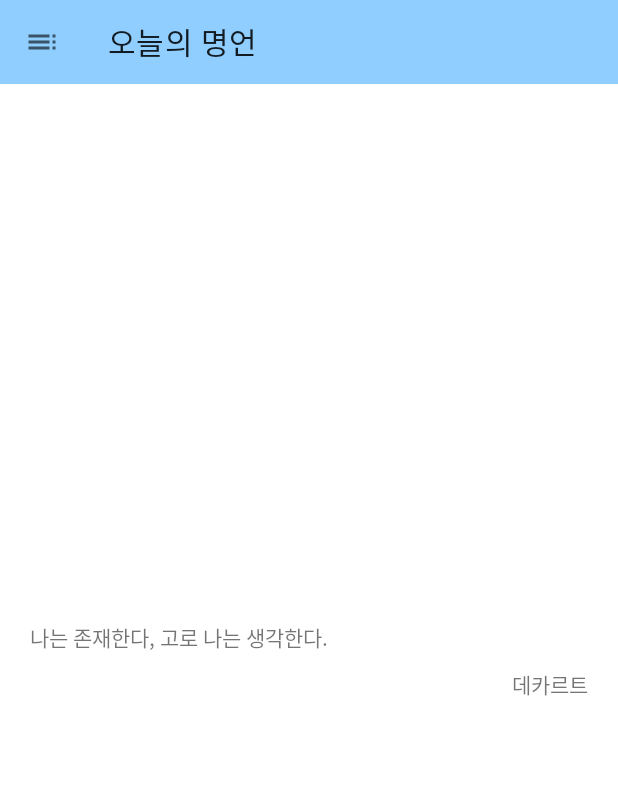
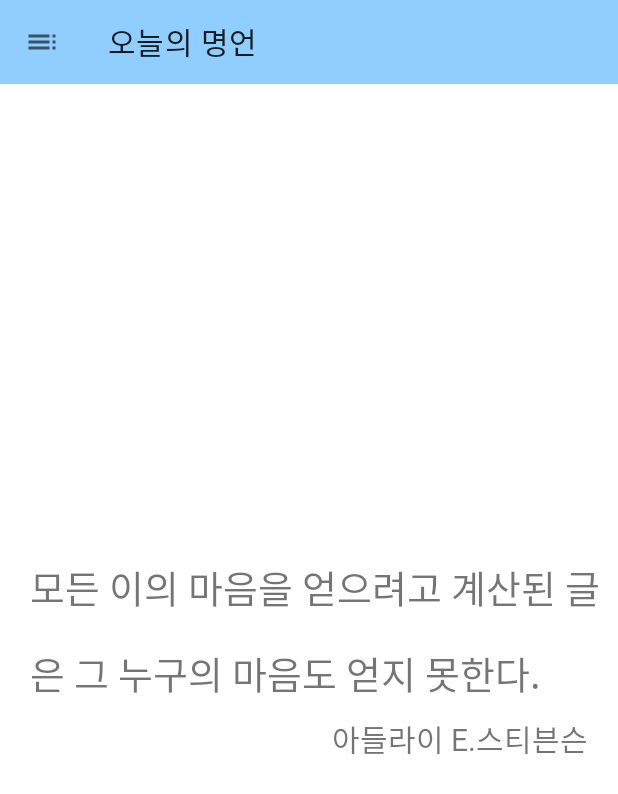
Before and after one commit to Young-Seok-Kim/Today-Verse, an Android app: the screen it shows after launch (MainActivity), on a phone screen of 412 x 824 dp. Shown: the top 794 px of the screen. Run offline under Robolectric (Android 15) with nearby library versions, the phone set to English and light mode, and no system bars.

Commit message:
명언 추가 및 폰트 추가

```diff
--- a/app/build.gradle
+++ b/app/build.gradle
@@ -9,7 +9,7 @@ android {
     defaultConfig {
         applicationId "com.youngs.todayverse"
         minSdk 28
-        targetSdk 33
+        targetSdk 32
         versionCode 1
         versionName "1.0"
 
@@ -37,8 +37,8 @@ android {
 
 dependencies {
     implementation 'com.android.support.constraint:constraint-layout:2.0.4'
-    implementation 'androidx.appcompat:appcompat:1.7.0-alpha01'
-    implementation 'androidx.core:core-ktx:1.9.0'
+    implementation 'androidx.appcompat:appcompat:1.6.0-alpha01'
+    implementation 'androidx.core:core-ktx:1.8.0'
     implementation 'androidx.appcompat:appcompat:1.5.1'
     implementation 'com.google.android.material:material:1.7.0'
     implementation 'androidx.constraintlayout:constraintlayout:2.1.4'
--- a/app/src/main/java/com/youngs/database/ConnectDB.kt
+++ b/app/src/main/java/com/youngs/database/ConnectDB.kt
@@ -92,8 +92,6 @@ object ConnectDB {
         return verseModel
     }
 
-
-
     fun DBDrop() {
         val dbFile = File(DB_FULLPATH)
         if (dbFile.delete()) {
--- a/app/src/main/java/com/youngs/database/ProductDBHelper.kt
+++ b/app/src/main/java/com/youngs/database/ProductDBHelper.kt
@@ -8,11 +8,94 @@ import android.database.sqlite.SQLiteOpenHelper
 
 class ProductDBHelper (context: Context?,version : Int) : SQLiteOpenHelper(context, "todayVerse.db", null, version) {
 
+    // 앱을 배포할때 이미 값들을 넣어주고 배포를 하므로 따로 insert를 신경쓸 필요는 없는듯?
+
     override fun onCreate(db: SQLiteDatabase) {
-        // TODO Auto-generated method stub
+            insertVerse(db,"볼드윈","인생에 뜻을 세우는데 적당한 때는 없다.")
+            insertVerse(db,"하버트 개서","실패는 잊어라, 하지만 그것이 준 교훈은 절대 잊으면 안 된다.")
+            insertVerse(db,"윌리엄 제임스","우리는 행복하기 때문에 웃는 게 아니라, 웃기 때문에 행복하다.")
+            insertVerse(db,"오스카 와일드","너 자신이 돼라. 다른 사람은 이미 있으니까.")
+            insertVerse(db,"작자 미상","세상에 공짜는 없다.")
+            insertVerse(db,"작자 미상","또 후회한들 무엇하랴.")
+            insertVerse(db,"찰리 채플린","인생은 가까이서 보면 비극, 멀리서 보면 희극이다.")
+            insertVerse(db,"J. 하비스","승자는 시간을 관리하며 살고 패자는 시간에 끌려 산다.")
+            insertVerse(db,"나딘 스테어","인생을 다시 산다면 다음번에는 더 많은 실수를 저지르리라.")
+            insertVerse(db,"P.시루스","최고에 도달하려면 최저에서 시작해라.")
+            insertVerse(db,"애드워즈 데밍","배움은 의무도, 생존도 아니다.")
+            insertVerse(db,"칭기즈칸","행동의 가치는 그 행동을 끝까지 이루는 데 있다.")
+            insertVerse(db,"기시미 이치로","아무것도 하지 않으면 아무일도 일어나지 않는다.")
+            insertVerse(db,"론 무어","일단 시작해라. 나중에 완벽해지면 된다.")
+            insertVerse(db,"헤라클레이토스","인격은 그 사람의 운명이다.")
+            insertVerse(db,"베이컨","아는 것이 힘이다.")
+            insertVerse(db,"작자미상","자나깨나 말조심")
+            insertVerse(db,"박명수","참을 인 세번이면 호구다.")
+            insertVerse(db,"셸리","겨울이 오면 봄이 멀지 않으리")
+            insertVerse(db,"나폴레옹","내 비장의 무기는 아직 손 안에 있다. 그것은 희망이다.")
+            insertVerse(db,"아들라이 E.스티븐슨","모든 이의 마음을 얻으려고 계산된 글은 그 누구의 마음도 얻지 못한다.")
+            insertVerse(db,"스티븐 코비","가장 큰 위험은 위험 없는 삶이다.")
+            insertVerse(db,"벤자민 프랭클린","오늘 할 수 있는 일을 내일로 미루지 마라.")
+            insertVerse(db,"워랜 버핏","위험은 자신이 무엇을 하는지 모르는데서 온다.")
+            insertVerse(db,"니체","모든 사람들로부터 사랑받지 않아도 된다.")
+            insertVerse(db,"작자 미상","겉모습에 속지 마라")
+            insertVerse(db,"작자 미상","망설이면 두려움만 커진다.")
+            insertVerse(db,"작자 미상","우리 자신에게 실패를 허락하는 것이 성공을 허락하는 것이다.")
+            insertVerse(db,"작자 미상","미래를 만드는 건 현재다.")
+            insertVerse(db,"엘릭스 코브","못하는 일에 초점 맞추기를 그만하면 자기가 어떤 일을 할 수 있는지 알고 놀라게 될 것이다.")
+            insertVerse(db,"아이스 킬로스","글은 병든 마음 고치는 의사다")
+            insertVerse(db,"카토","인내가 최상의 미덕이다.")
+            insertVerse(db,"작자 미상","웃는자에게 복이 온다.")
+            insertVerse(db,"작자 미상","수학은 정답이 있지만 인생은 정답이 없더라.")
+            insertVerse(db,"작자 미상","익숙함을 당연하게 생각하지 마세요.")
+            insertVerse(db,"작자 미상","그리움과 분노는 한 끗 차이")
+            insertVerse(db,"윌리엄 제임스","삶이 가치가 있다고 믿어라. \n그러면 그 믿음은 현실이 될 것이다.")
+            insertVerse(db,"에머슨","가난은 가난하다고 느끼는 곳에 존재한다.")
+            insertVerse(db,"로버트 엘리엇","피할 수 없으면 즐겨라.")
+            insertVerse(db,"작자 미상","계단을 밟아야 계단 위에 올라 설 수 있다.")
+            insertVerse(db,"허버드","행복은 습관이다.")
+            insertVerse(db,"다이앤 프롤로그","인생은 위험의 연속이다.")
+            insertVerse(db,"에리카 종","아무런 위험을 감수하지 않는다면, 더 큰 위험을 감수하게 될 것이다.")
+            insertVerse(db,"작자 미상","진흙 속에서 피는 꽃")
+            insertVerse(db,"나폴레옹","훌륭한 사람과 어리석은 사람의 차이는 불과 한 걸음 차이다.")
+            insertVerse(db,"볼테르","사람들은 할 말이 없으면 욕을한다.")
+            insertVerse(db,"도교","정해진 것은 아무것도 없다. 정해진 운명 또한 없다.")
+            insertVerse(db,"F.쉴러","너의 운명의 별은 너의 마음속에 있다.")
+            insertVerse(db,"샬 루스트","같은 것을 놓고 좋아하고 싫어하는것, 그것이 바로 진정한 우정이다.")
+            insertVerse(db,"호라티우스","당신의 하루하루를 당신의 마지막 날이라고 생각하라.")
+            insertVerse(db,"데모스테네스","작은 기회로부터 위대한 업적이 시작된다.")
+            insertVerse(db,"아인슈타인","인생은 자전거를 타는 것과 같다. 쓰러지지 않으려면 뛰어야 한다.")
+            insertVerse(db,"마거릿 미드","미래는 지금이다.")
+            insertVerse(db,"트루먼 카포티","실패는 성공을 돋보이게 하는 조미료")
+            insertVerse(db,"말콤 포브스","실패로부터 배울 수 있다면 그 실패는 성공이다.")
+            insertVerse(db,"모차르트","꿈을 꾸기에 인생은 빛난다.")
+            insertVerse(db,"작자 미상","젊은이는 소망으로 살고, 노인은 추억으로 산다.")
+            insertVerse(db,"작자 미상","길을 잃는다는 것은 곧, 길을 알게 되는 것이다.")
+            insertVerse(db,"헬렌 미렌","인생의 비결은 그것을 다루는 방법입니다.")
+            insertVerse(db,"바바라 셔","하는 것은 상상에서 비약적인 도약입니다.")
+            insertVerse(db,"작자미상","입을 연 이상 비밀은 없다.")
+            insertVerse(db,"작자미상","남 생각에 나를 맞추지 마세요.")
+            insertVerse(db,"푸블릴리우스 시루스","스스로 행복하다고 믿지 않으면, 그 누구도 행복할 수 없다.")
+            insertVerse(db,"상 파울","인생은 한권의 책과 같다.")
+            insertVerse(db,"에디슨","변명 중에서 가장 어리석은 변명은 시간이 없어서이다.")
+            insertVerse(db,"작자 미상","만남은 인연이다, 소중한 인연 소중하게 대하라")
+            insertVerse(db,"작자 미상","인내는 쓰다. 그러나 그 열매는 달다.")
+            insertVerse(db,"작자 미상","인생은 풀어야 하는 문제가 아니라 경험해야 하는 현실이다.")
+            insertVerse(db,"상응부경전","이 세상에서 자기 자신보다 사랑스러운것은 없다.")
+            insertVerse(db,"앤디워홀","인생은 스스로 되풀이 하면서 변화하는 모습의 연속이 아닐까?")
+            insertVerse(db,"월트 디즈니","꿈을 꿀 수 있다면, 그 꿈을 실현할 수 있다.")
+            insertVerse(db,"작자 미상","멈추지 말고 느리게라도 뛰어봐")
+            insertVerse(db,"앙드레 말로","오랫동안 꿈을 그리는 사람은 마침내 그 꿈을 닮아간다.")
     }
 
     override fun onUpgrade(db: SQLiteDatabase, oldVersion: Int, newVersion: Int) {
-        // TODO Auto-generated method stub
+        if (oldVersion < 2) {
+            db.execSQL("CREATE TABLE IF NOT EXISTS sqlite_sequence(name,seq)")
+
+            db.execSQL("""CREATE TABLE IF NOT EXISTS "t_VERSE" ( "VERSE_NO" INTEGER NOT NULL, "VERSE_SPEAKER" TEXT DEFAULT '작자미상', "VERSE_CONTENT" TEXT, PRIMARY KEY("VERSE_NO" AUTOINCREMENT) )""")
+        }
+    }
+
+    private fun insertVerse(db : SQLiteDatabase, speaker : String, content : String)
+    {
+        db.execSQL("INSERT INTO t_VERSE(VERSE_SPEAKER, VERSE_CONTENT) VALUES('${speaker}','${content}');")
     }
 }
--- a/app/src/main/res/layout/fragment_main.xml
+++ b/app/src/main/res/layout/fragment_main.xml
@@ -20,8 +20,11 @@
             android:layout_width="match_parent"
             android:layout_height="wrap_content"
             android:id="@+id/verseContent_TextView"
+            android:lineSpacingExtra="20sp"
             android:paddingStart="20sp"
-            tools:text="당신은 사랑받기위해 태어난사람"
+            android:textSize="25sp"
+            android:fontFamily="@font/s_core_dream4"
+            tools:text="인생은 자전거를 타는 것과 같다. 쓰러지지 않으려면 뛰어야 한다."
             />
 
         <TextView
@@ -31,7 +34,9 @@
             android:gravity="right"
             android:paddingEnd="20sp"
             android:id="@+id/verseSpeaker_TextView"
-            tools:text="작자미상" />
+            android:textSize="20sp"
+            android:fontFamily="@font/s_core_dream7"
+            tools:text="아인슈타인" />
     </LinearLayout>
 
 
```
Also changed, not shown: app/src/main/assets/todayVerse.db, app/src/main/assets/todayVerse_backup.db, 3 other files.
